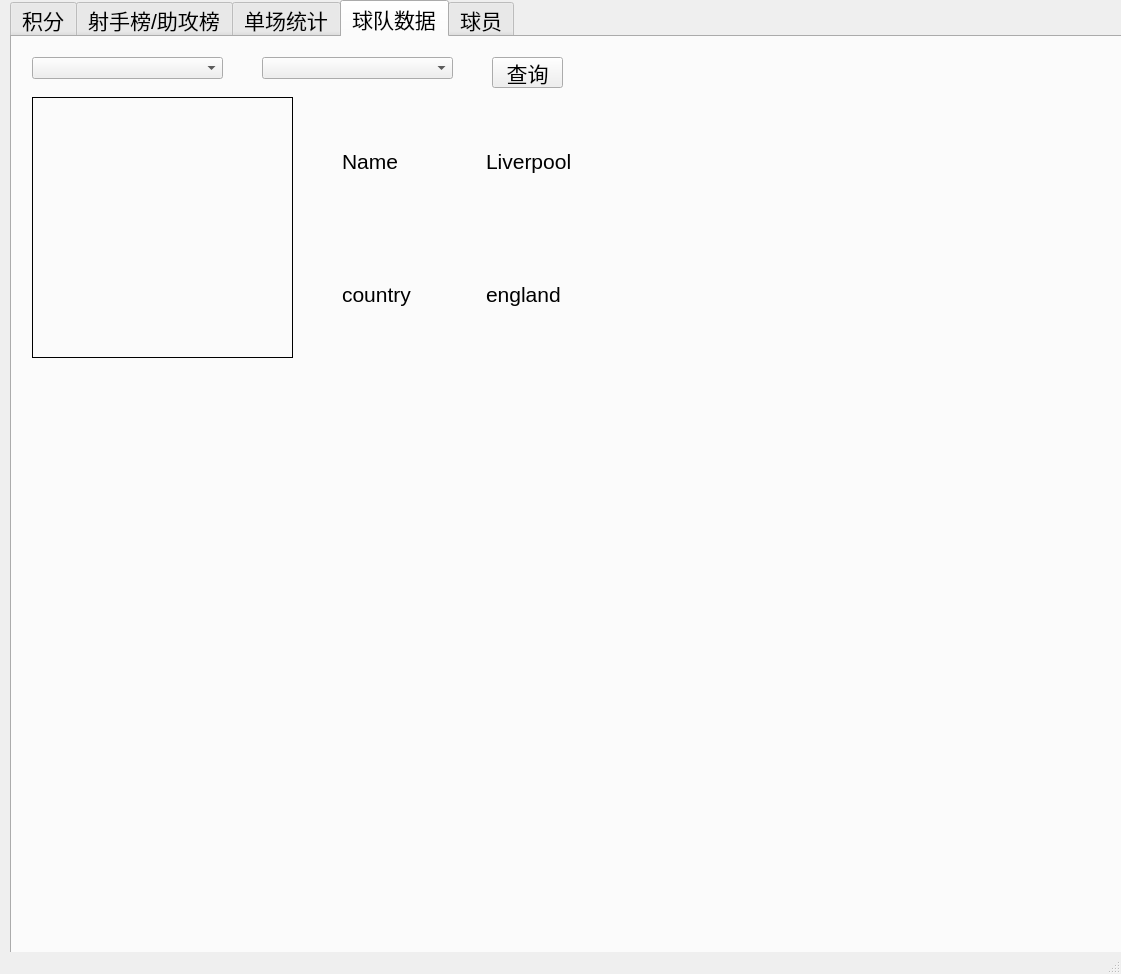
First picture: the form in Project/mainUI.ui, repository FontaineGuo/Tiki-Taka-Visual, before the edit.
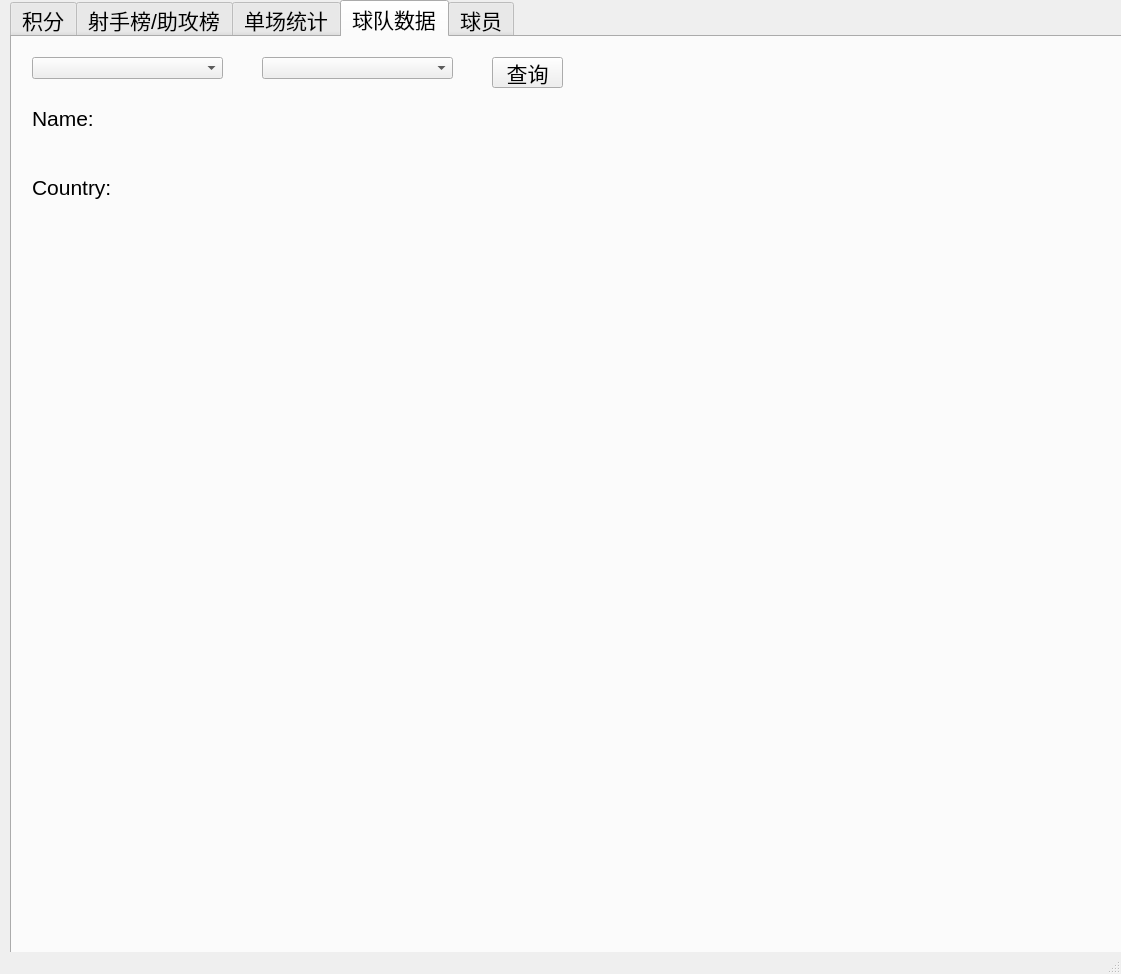
Second picture: the form after the edit. The open tabs and pages were chosen to show the change. Icons and pictures are not drawn.

Patch:
```diff
--- a/Project/mainUI.ui
+++ b/Project/mainUI.ui
@@ -361,32 +361,13 @@
        </rect>
       </property>
      </widget>
-     <widget class="QLabel" name="label_7">
-      <property name="geometry">
-       <rect>
-        <x>20</x>
-        <y>60</y>
-        <width>261</width>
-        <height>261</height>
-       </rect>
-      </property>
-      <property name="frameShape">
-       <enum>QFrame::Panel</enum>
-      </property>
-      <property name="text">
-       <string/>
-      </property>
-      <property name="pixmap">
-       <pixmap>C:/Users/Fontaine/.designer/DataSets/FootballIcon/British-Football-Clubs-PNG/PNG/Liverpool FC.png</pixmap>
-      </property>
-     </widget>
      <widget class="QWidget" name="verticalLayoutWidget_7">
       <property name="geometry">
        <rect>
         <x>20</x>
-        <y>330</y>
+        <y>200</y>
         <width>1051</width>
-        <height>601</height>
+        <height>731</height>
        </rect>
       </property>
       <layout class="QVBoxLayout" name="verticalLayout_5">
@@ -398,38 +379,24 @@
      <widget class="QWidget" name="gridLayoutWidget">
       <property name="geometry">
        <rect>
-        <x>330</x>
-        <y>60</y>
-        <width>281</width>
-        <height>261</height>
+        <x>20</x>
+        <y>50</y>
+        <width>131</width>
+        <height>131</height>
        </rect>
       </property>
       <layout class="QGridLayout" name="gridLayout">
        <item row="1" column="0">
         <widget class="QLabel" name="label_9">
          <property name="text">
-          <string>country</string>
-         </property>
-        </widget>
-       </item>
-       <item row="1" column="1">
-        <widget class="QLabel" name="label_10">
-         <property name="text">
-          <string>england</string>
-         </property>
-        </widget>
-       </item>
-       <item row="0" column="1">
-        <widget class="QLabel" name="label_11">
-         <property name="text">
-          <string>Liverpool</string>
+          <string>Country:</string>
          </property>
         </widget>
        </item>
        <item row="0" column="0">
         <widget class="QLabel" name="label_8">
          <property name="text">
-          <string>Name</string>
+          <string>Name:</string>
          </property>
         </widget>
        </item>
@@ -448,6 +415,32 @@
        <string>查询</string>
       </property>
      </widget>
+     <widget class="QWidget" name="verticalLayoutWidget_4">
+      <property name="geometry">
+       <rect>
+        <x>170</x>
+        <y>50</y>
+        <width>281</width>
+        <height>131</height>
+       </rect>
+      </property>
+      <layout class="QVBoxLayout" name="verticalLayout">
+       <item>
+        <widget class="QLabel" name="teamName_lb">
+         <property name="text">
+          <string/>
+         </property>
+        </widget>
+       </item>
+       <item>
+        <widget class="QLabel" name="teamCountry_lb">
+         <property name="text">
+          <string/>
+         </property>
+        </widget>
+       </item>
+      </layout>
+     </widget>
     </widget>
     <widget class="QWidget" name="tab_5">
      <attribute name="title">
```
Left out of the diff: 14 changed lines with no effect on the pictures.
